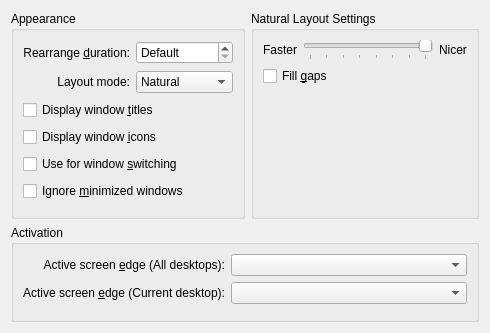
The window that effects/presentwindows_config.ui (KDE/kwin) describes before a commit, drawn with Qt 5.
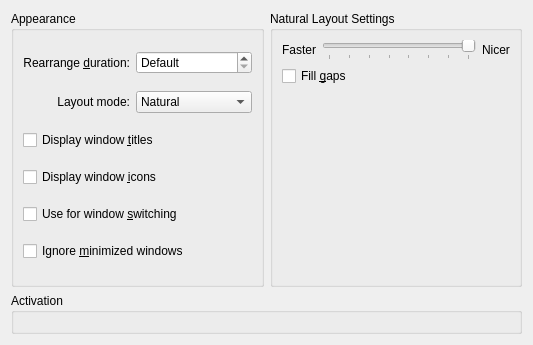
The same window after the commit. Custom widgets are drawn as their Qt base class.

Commit message: Add a widget to assign an effect to screen edges in the kwincompositing dialog. Remove the previous configuration for assigning screen edges from the config dialogs of the single effects.

The edit to the form file:
```diff
--- a/effects/presentwindows_config.ui
+++ b/effects/presentwindows_config.ui
@@ -5,8 +5,8 @@
    <rect>
     <x>0</x>
     <y>0</y>
-    <width>474</width>
-    <height>333</height>
+    <width>533</width>
+    <height>345</height>
    </rect>
   </property>
   <layout class="QGridLayout" name="gridLayout" >
@@ -129,53 +129,7 @@
       <string>Activation</string>
      </property>
      <layout class="QGridLayout" name="gridLayout_2" >
-      <item row="0" column="0" >
-       <widget class="QLabel" name="label_4" >
-        <property name="text" >
-         <string>Active screen &amp;edge (All desktops):</string>
-        </property>
-        <property name="alignment" >
-         <set>Qt::AlignRight|Qt::AlignTrailing|Qt::AlignVCenter</set>
-        </property>
-        <property name="buddy" >
-         <cstring>screenEdgeAllCombo</cstring>
-        </property>
-       </widget>
-      </item>
-      <item row="0" column="1" >
-       <widget class="QComboBox" name="screenEdgeAllCombo" >
-        <property name="sizePolicy" >
-         <sizepolicy vsizetype="Fixed" hsizetype="Expanding" >
-          <horstretch>0</horstretch>
-          <verstretch>0</verstretch>
-         </sizepolicy>
-        </property>
-       </widget>
-      </item>
-      <item row="1" column="0" >
-       <widget class="QLabel" name="label_2" >
-        <property name="text" >
-         <string>Active screen &amp;edge (Current desktop):</string>
-        </property>
-        <property name="alignment" >
-         <set>Qt::AlignRight|Qt::AlignTrailing|Qt::AlignVCenter</set>
-        </property>
-        <property name="buddy" >
-         <cstring>screenEdgeCombo</cstring>
-        </property>
-       </widget>
-      </item>
-      <item row="1" column="1" >
-       <widget class="QComboBox" name="screenEdgeCombo" >
-        <property name="sizePolicy" >
-         <sizepolicy vsizetype="Fixed" hsizetype="Expanding" >
-          <horstretch>0</horstretch>
-          <verstretch>0</verstretch>
-         </sizepolicy>
-        </property>
-       </widget>
-      </item>
-      <item row="2" column="0" colspan="2" >
+      <item row="0" column="0" colspan="2" >
        <widget class="KWin::GlobalShortcutsEditor" native="1" name="shortcutEditor" >
         <property name="sizePolicy" >
          <sizepolicy vsizetype="Preferred" hsizetype="Preferred" >
```
Left out of the diff: 2 changed lines with no effect on the pictures. The commit also changes 15 other files.
